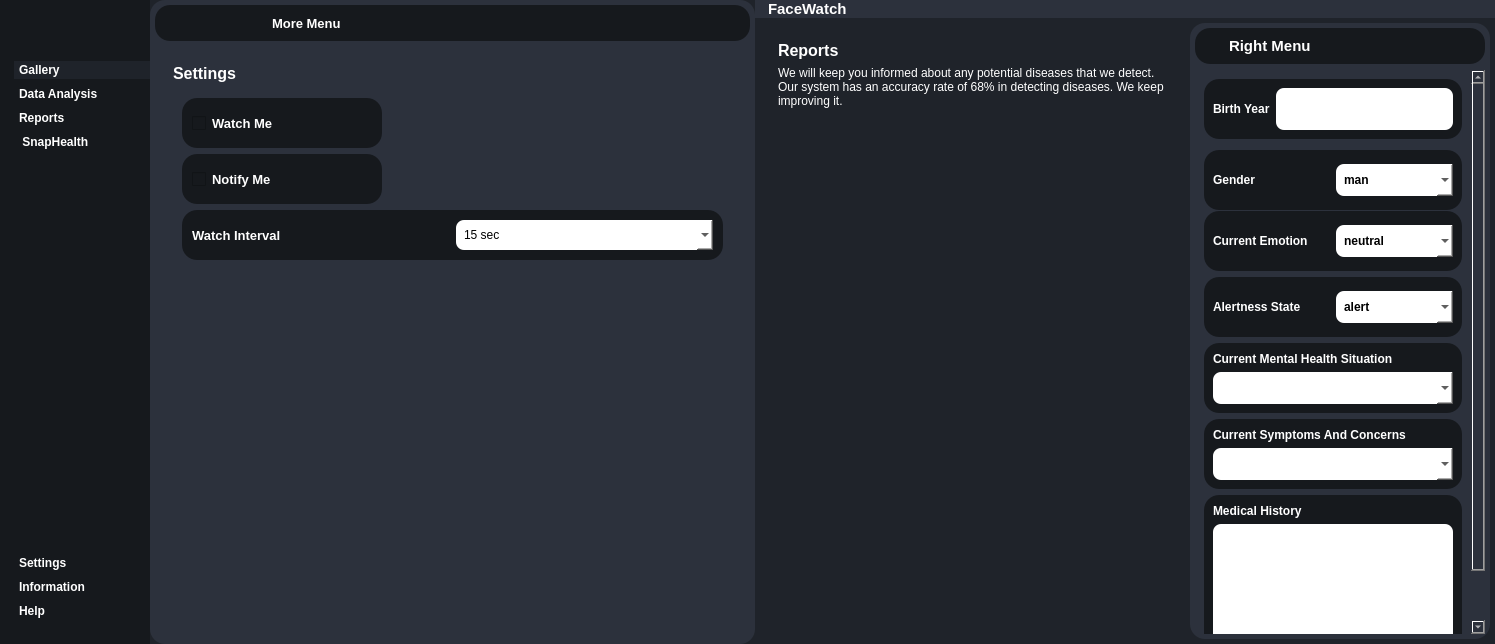
The window that GUI/interface.ui (noureisawy/facewatchdesktop) describes before a commit, drawn with Qt 5.
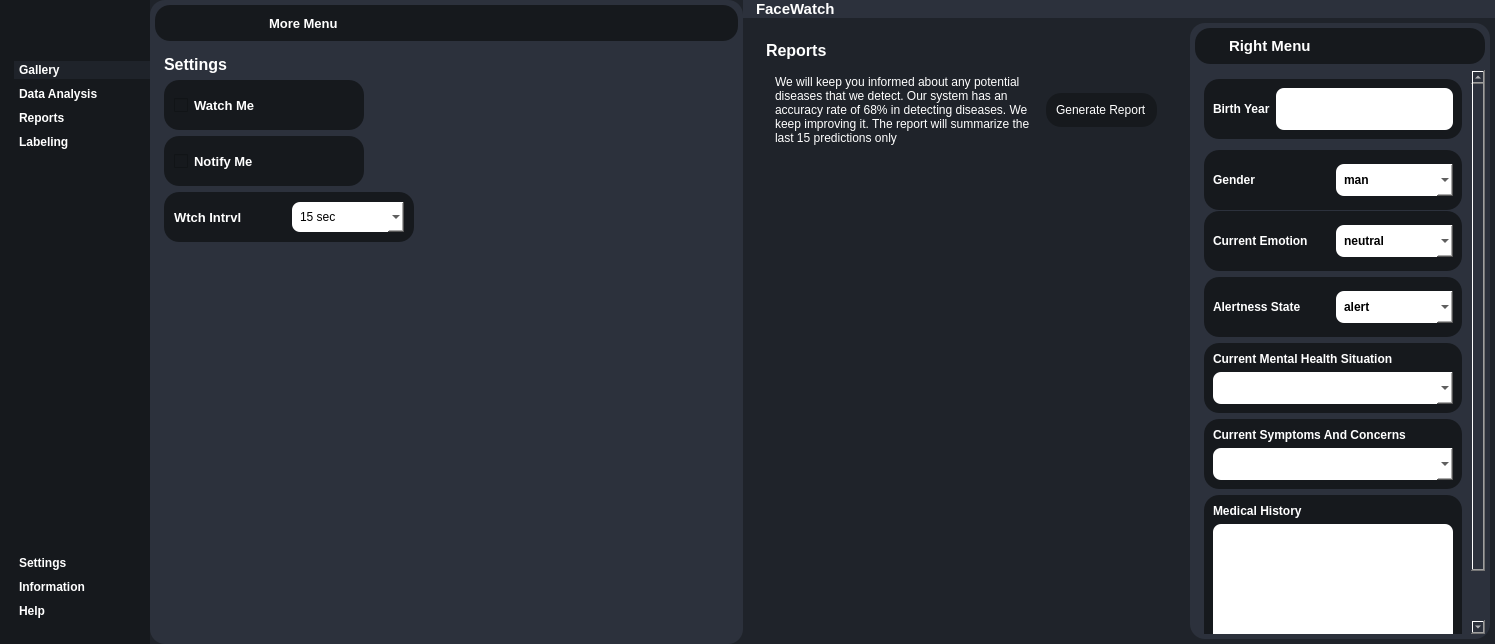
The same window after the commit. Icons and pictures are not drawn. Custom widgets are drawn as their Qt base class.

```diff
--- a/GUI/interface.ui
+++ b/GUI/interface.ui
@@ -77,7 +77,7 @@
 background-color:#2c313c;
 }
 
-#neutralBtn, #surpriseBtn, #angryBtn, #sadBtn, #happyBtn, #fearBtn, #disgustBtn, #dataAnalysisSelection, #selectGalleryComp, #tiredBtn, #non_vigilantBtn, #alertBtn, #shareBtn, #emotionsBtn, #alertnessBtn, #mentalHealthBtn,#symptomsBtn{
+#neutralBtn, #surpriseBtn, #angryBtn, #sadBtn, #happyBtn, #fearBtn, #disgustBtn, #dataAnalysisSelection, #selectGalleryComp, #tiredBtn, #non_vigilantBtn, #alertBtn, #shareBtn, #emotionsBtn, #alertnessBtn, #mentalHealthBtn,#symptomsBtn, #getNewReport{
 background-color:#16191d;
 border-radius:15px;
 padding: 10px;
@@ -710,7 +710,7 @@
                 </font>
                </property>
                <property name="text">
-                <string> SnapHealth</string>
+                <string>Labeling</string>
                </property>
                <property name="icon">
                 <iconset resource="resources.qrc">
@@ -943,6 +943,18 @@
                  <bool>true</bool>
                 </property>
                 <layout class="QVBoxLayout" name="verticalLayout_29">
+                 <property name="leftMargin">
+                  <number>0</number>
+                 </property>
+                 <property name="topMargin">
+                  <number>0</number>
+                 </property>
+                 <property name="rightMargin">
+                  <number>0</number>
+                 </property>
+                 <property name="bottomMargin">
+                  <number>0</number>
+                 </property>
                  <item alignment="Qt::AlignTop">
                   <widget class="QFrame" name="frame_9">
                    <property name="sizePolicy">
@@ -996,6 +1008,18 @@
                     </sizepolicy>
                    </property>
                    <layout class="QVBoxLayout" name="verticalLayout_13">
+                    <property name="leftMargin">
+                     <number>0</number>
+                    </property>
+                    <property name="topMargin">
+                     <number>0</number>
+                    </property>
+                    <property name="rightMargin">
+                     <number>0</number>
+                    </property>
+                    <property name="bottomMargin">
+                     <number>0</number>
+                    </property>
                     <item>
                      <widget class="QCheckBox" name="watchMe">
                       <property name="minimumSize">
@@ -1070,7 +1094,7 @@
                       </property>
                       <property name="maximumSize">
                        <size>
-                        <width>16777215</width>
+                        <width>250</width>
                         <height>50</height>
                        </size>
                       </property>
@@ -1106,7 +1130,7 @@
                           </font>
                          </property>
                          <property name="text">
-                          <string>Watch Interval</string>
+                          <string>Wtch Intrvl</string>
                          </property>
                         </widget>
                        </item>
@@ -2289,18 +2313,43 @@
                      </widget>
                     </item>
                     <item>
+                     <widget class="QFrame" name="frame_11">
+                      <property name="frameShape">
+                       <enum>QFrame::StyledPanel</enum>
+                      </property>
+                      <property name="frameShadow">
+                       <enum>QFrame::Raised</enum>
+                      </property>
+                      <layout class="QHBoxLayout" name="horizontalLayout_34">
+                       <item>
                      <widget class="QLabel" name="label_33">
+                         <property name="sizePolicy">
+                          <sizepolicy hsizetype="Expanding" vsizetype="Preferred">
+                           <horstretch>0</horstretch>
+                           <verstretch>0</verstretch>
+                          </sizepolicy>
+                         </property>
                       <property name="font">
                        <font>
                         <underline>false</underline>
                        </font>
                       </property>
                       <property name="text">
-                       <string>We will keep you informed about any potential diseases that we detect. Our system has an accuracy rate of 68% in detecting diseases. We keep improving it.</string>
+                          <string>We will keep you informed about any potential diseases that we detect. Our system has an accuracy rate of 68% in detecting diseases. We keep improving it. The report will summarize the last 15 predictions only</string>
                       </property>
                       <property name="wordWrap">
                        <bool>true</bool>
                       </property>
+                        </widget>
+                       </item>
+                       <item>
+                        <widget class="QPushButton" name="getNewReport">
+                         <property name="text">
+                          <string>Generate Report</string>
+                         </property>
+                        </widget>
+                       </item>
+                      </layout>
                      </widget>
                     </item>
                    </layout>
```
Lines whose indentation alone changed are shown as unchanged.
